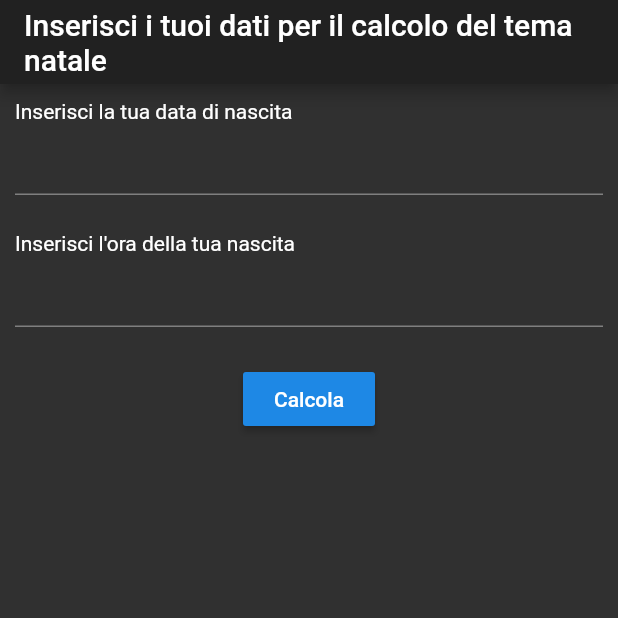
After one commit to seedless76/tipi_planetari, a Flutter app: the screen it shows after launch, after a tap on "Calcola", on a phone screen of 412 x 824 dp, the top half of it. The commit adds this screen. Run offline on Flutter 3.47's test engine with Material 2 defaults, Android fonts, the light colour scheme and no system bars; drawn by our look-alikes of datetime_picker_formfield; our stand-ins replace flutter_spinkit, flutter_svg, liquid_progress_indicator; missing offline and left inert: enum_to_string; network calls fail.

Commit message:
Input screen interactively passes BirthDayTime and BirthDayDate to BirthChart calculation

```diff
--- a/lib/graphic/date_time_form.dart
+++ b/lib/graphic/date_time_form.dart
@@ -1,4 +1,5 @@
 import 'package:datetime_picker_formfield/datetime_picker_formfield.dart';
+import 'package:dominanti_planetarie/screens/loading_screen.dart';
 import 'package:flutter/material.dart';
 import 'package:intl/intl.dart';
 
@@ -9,8 +10,13 @@ class DateTimeForm extends StatefulWidget {
 
 class _DateTimeFormState extends State<DateTimeForm> {
   final formKey = GlobalKey<FormState>();
+  final dateFormFormat = DateFormat("dd-MM-yyyy");
+  final dateStringFormat = DateFormat("yyyy-MM-dd");
+  final timeFormat = DateFormat("HH:mm");
   DateTime userBirthDate;
+  String userBirthDateString;
   DateTime userBirthTime;
+  String userBirthTimeString;
   @override
   Widget build(BuildContext context) {
     return Form(
@@ -19,15 +25,72 @@ class _DateTimeFormState extends State<DateTimeForm> {
         crossAxisAlignment: CrossAxisAlignment.start,
         mainAxisAlignment: MainAxisAlignment.start,
         children: [
-          BasicDateField(),
+          Column(crossAxisAlignment: CrossAxisAlignment.start, children: [
+            Text('Inserisci la tua data di nascita'),
+            DateTimeField(
+              format: dateFormFormat,
+              autovalidate: true,
+              // validator: (value) {
+              //   return (value == null) ? 'Devi inserire la data di nascita' : true;
+              // },
+              onShowPicker: (context, currentValue) {
+                return showDatePicker(
+                    context: context,
+                    firstDate: DateTime(1900),
+                    initialDate: currentValue ?? DateTime.now(),
+                    lastDate: DateTime.now());
+              },
+              onSaved: (DateTime value) {
+                userBirthDate = value;
+                userBirthDateString = dateStringFormat.format(userBirthDate).toString();
+                print('Selezionata la data del $userBirthDate');
+                print('Passerò ' + userBirthDateString);
+              },
+            ),
+          ]),
           SizedBox(height: 24),
-          BasicTimeField(),
+          Column(crossAxisAlignment: CrossAxisAlignment.start, children: [
+            Text('Inserisci l\'ora della tua nascita'),
+            DateTimeField(
+              format: timeFormat,
+              autovalidate: true,
+              // validator: (value) {
+              //   return (value == null) ? 'Inserisci l\'ora della tua nascita' : true;
+              // },
+              onShowPicker: (context, currentValue) async {
+                final time = await showTimePicker(
+                  context: context,
+                  initialTime: TimeOfDay.fromDateTime(currentValue ?? DateTime.now()),
+                );
+                return DateTimeField.convert(time);
+              },
+              onSaved: (DateTime value) {
+                userBirthTime = value;
+                userBirthTimeString = timeFormat.format(userBirthTime).toString();
+                print('Selezionata l\'ora $userBirthTime');
+                print('Passerò ' + userBirthTimeString);
+              },
+            ),
+          ]),
           SizedBox(height: 24),
           Center(
             child: RaisedButton(
               child: Text('Calcola'),
               onPressed: () {
-                formKey.currentState.validate();
+                print('Sto salvando il form');
+                formKey.currentState.save();
+                if (formKey.currentState.validate()) {
+                  print('Sto per chiamare Loading screen con ' + userBirthTimeString + ' e ' + userBirthDateString);
+                  Navigator.push(
+                    context,
+                    MaterialPageRoute(
+                      builder: (context) => LoadingScreen(
+                        userBirthTime: userBirthTimeString,
+                        userBirthDate: userBirthDateString,
+                      ),
+                    ),
+                  );
+                }
               },
             ),
           ),
@@ -36,51 +99,3 @@ class _DateTimeFormState extends State<DateTimeForm> {
     );
   }
 }
-
-class BasicDateField extends StatelessWidget {
-  DateTime userData;
-  final format = DateFormat("dd-MM-yyyy");
-
-  @override
-  Widget build(BuildContext context) {
-    return Column(crossAxisAlignment: CrossAxisAlignment.start, children: <Widget>[
-      Text('Inserisci la tua data di nascita'),
-      DateTimeField(
-        format: format,
-        onShowPicker: (context, currentValue) {
-          return showDatePicker(
-              context: context,
-              firstDate: DateTime(1900),
-              initialDate: currentValue ?? DateTime.now(),
-              lastDate: DateTime.now());
-        },
-        onSaved: (DateTime value) {
-          userData = value;
-        },
-      ),
-    ]);
-  }
-}
-
-class BasicTimeField extends StatelessWidget {
-  final format = DateFormat("hh:mm a");
-  @override
-  Widget build(BuildContext context) {
-    return Column(children: <Widget>[
-      Text('Inserisci l\'ora della tua nascita'),
-      DateTimeField(
-        format: format,
-        // onFieldSubmitted: (DateTime value){
-        //   userBirt
-        // },
-        onShowPicker: (context, currentValue) async {
-          final time = await showTimePicker(
-            context: context,
-            initialTime: TimeOfDay.fromDateTime(currentValue ?? DateTime.now()),
-          );
-          return DateTimeField.convert(time);
-        },
-      ),
-    ]);
-  }
-}
--- a/lib/graphic/dominant_tile.dart
+++ b/lib/graphic/dominant_tile.dart
@@ -3,8 +3,8 @@ import 'package:dominanti_planetarie/graphic/reusable_card.dart';
 import 'package:flutter/material.dart';
 import 'package:flutter_svg/flutter_svg.dart';
 import 'package:liquid_progress_indicator/liquid_progress_indicator.dart';
+
 import 'graphic_constants.dart';
-
 
 class DominantTile extends StatelessWidget {
   DominantTile({@required this.planet, @required this.dominantValue, @required this.maxDominantValue});
@@ -51,7 +51,7 @@ class DominantTile extends StatelessWidget {
           Container(
             height: 50.0,
             padding: EdgeInsets.only(
-              top: 10,
+              // top: 10,
               bottom: 10,
             ),
             child: LiquidLinearProgressIndicator(
--- /dev/null
+++ b/lib/graphic/input_form.dart
@@ -0,0 +1,28 @@
+import 'package:dominanti_planetarie/graphic/date_time_form.dart';
+import 'package:flutter/material.dart';
+
+class InputForm extends StatefulWidget {
+  @override
+  _InputFormState createState() => _InputFormState();
+}
+
+class _InputFormState extends State<InputForm> {
+  @override
+  Widget build(BuildContext context) {
+    return Scaffold(
+      appBar: AppBar(
+        title: Text(
+          'Inserisci i tuoi dati per il calcolo del tema natale',
+          maxLines: 2,
+          softWrap: true,
+        ),
+      ),
+      body: ListView(
+        padding: EdgeInsets.all(10),
+        children: [
+          DateTimeForm(),
+        ],
+      ),
+    );
+  }
+}
--- a/lib/main.dart
+++ b/lib/main.dart
@@ -1,4 +1,4 @@
-import 'package:dominanti_planetarie/screens/welcome_screen.dart';
+import 'package:dominanti_planetarie/graphic/input_form.dart';
 import 'package:flutter/material.dart';
 
 void main() {
@@ -14,7 +14,8 @@ class MyApp extends StatelessWidget {
   Widget build(BuildContext context) {
     return MaterialApp(
       theme: ThemeData.dark(),
-      home: WelcomeScreen(),
+      // home: WelcomeScreen(),
+      home: InputForm(),
     );
   }
 }
--- a/lib/screens/dominants_screen.dart
+++ b/lib/screens/dominants_screen.dart
@@ -9,11 +9,9 @@ import 'package:flutter_staggered_grid_view/flutter_staggered_grid_view.dart';
 
 class DominantScreen extends StatefulWidget {
   static String id = 'dominant_screen';
-  // DominantScreen({@required this.birthChartData, @required this.dominantsData});
   DominantScreen({@required this.birthChartData});
   final birthChartData;
   var dominantsData;
-
   @override
   _DominantScreenState createState() => _DominantScreenState();
 }
--- a/lib/services/birth_chart.dart
+++ b/lib/services/birth_chart.dart
@@ -1,7 +1,8 @@
 import 'dart:convert';
+
+import 'package:dominanti_planetarie/constants.dart';
 import 'package:flutter/material.dart';
 import 'package:http/http.dart' as http;
-import 'package:dominanti_planetarie/constants.dart';
 
 class BirthChart {
   BirthChart({@required this.latitude, @required this.longitude, @required this.birthDate, @required this.birthTime});
@@ -14,6 +15,9 @@ class BirthChart {
   // var birthChartHouses;
 
   Future<dynamic> getBirthChart() async {
+    print('Sono dentro a getBirthChart e sto effettuando la chiamata:');
+    print('api_key: $kImmanuelApiKey api_secret: $kImmanuelSecret latitude: $latitude longitude: $longitude '
+        'birth_date: $birthDate birth_time: $birthTime house_system: $kHouseSystem');
     final http.Response response = await http.post(
       '$kImmanuelURL',
       body: {
```
Also changed, not shown: lib/screens/loading_screen.dart (+12 -16 lines).
